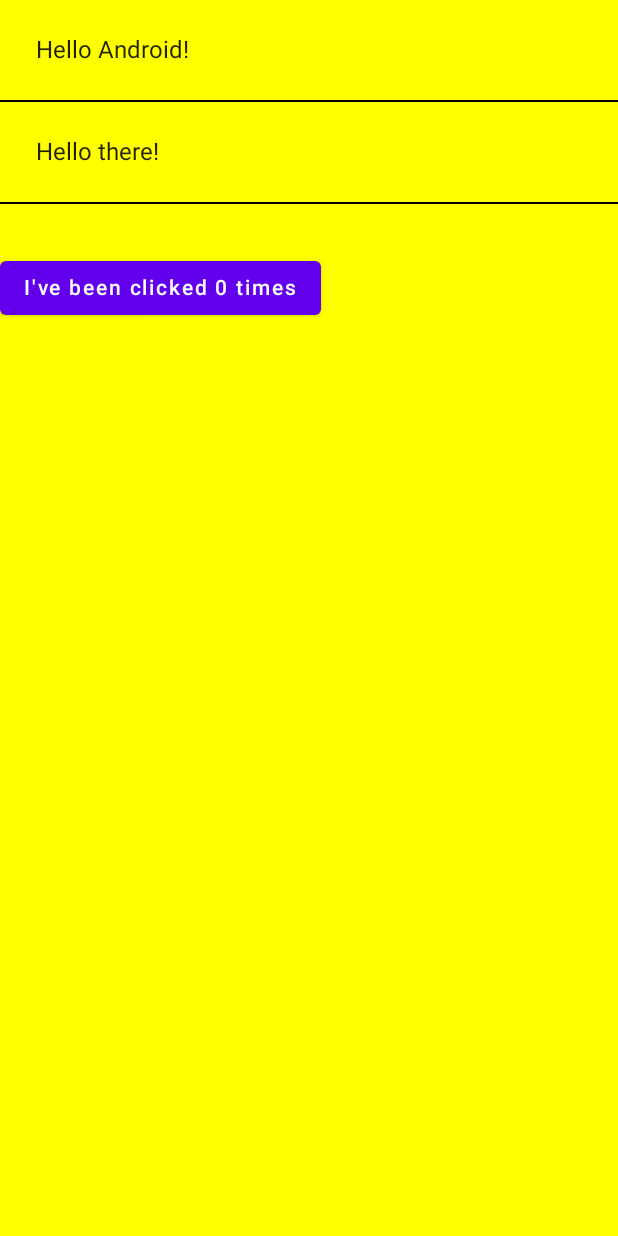
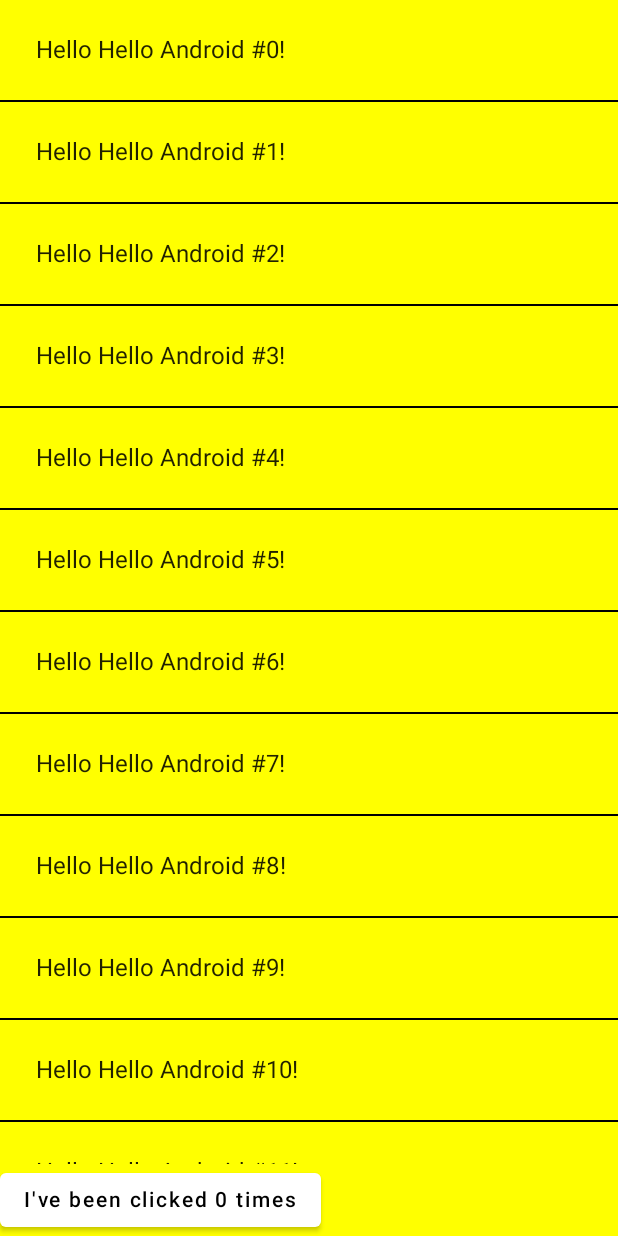
Before and after one commit to alaa13212/Android-Example-App, an Android app built with Jetpack Compose: the screen it shows after launch (MainActivity), on a phone screen of 412 x 824 dp. Run offline under Robolectric (Android 15) with nearby library versions, the phone set to English and light mode, and no system bars.

Commit message:
Added  Lazy List and dynamic button state

```diff
--- a/app/src/main/java/me/barrak/exampleapp/MainActivity.kt
+++ b/app/src/main/java/me/barrak/exampleapp/MainActivity.kt
@@ -6,10 +6,9 @@ import androidx.activity.compose.setContent
 import androidx.compose.foundation.layout.Column
 import androidx.compose.foundation.layout.fillMaxHeight
 import androidx.compose.foundation.layout.padding
-import androidx.compose.material.Button
-import androidx.compose.material.Divider
-import androidx.compose.material.Surface
-import androidx.compose.material.Text
+import androidx.compose.foundation.lazy.LazyColumn
+import androidx.compose.foundation.lazy.items
+import androidx.compose.material.*
 import androidx.compose.runtime.Composable
 import androidx.compose.runtime.mutableStateOf
 import androidx.compose.runtime.remember
@@ -33,24 +32,29 @@ class MainActivity : ComponentActivity() {
 @Composable
 fun MyApp(content: @Composable () -> Unit) {
     AndroidExampleAppTheme {
-        Surface(color = Color.Yellow, modifier = Modifier.fillMaxHeight()) {
+        Surface(color = Color.Yellow) {
             content()
         }
     }
 }
 
 @Composable
-fun MyScreenContent(names: List<String> = listOf("Android", "there")) {
+fun MyScreenContent(names: List<String> = List(1000) { "Hello Android #$it" }) {
     val counterState = remember { mutableStateOf(0) }
 
-    Column {
-        for (name in names) {
+    Column(modifier = Modifier.fillMaxHeight()) {
+        NameList(names = names, modifier = Modifier.weight(1f))
+        Counter(count = counterState.value, updateCount = { newCount -> counterState.value = newCount })
+    }
+}
+
+@Composable
+private fun NameList(names: List<String>, modifier: Modifier) {
+    LazyColumn(modifier = modifier) {
+        items (items = names) { name ->
             Greeting(name = name)
             Divider(color = Color.Black)
         }
-
-        Divider(color = Color.Transparent, thickness = 32.dp)
-        Counter(count = counterState.value, updateCount = { newCount -> counterState.value = newCount })
     }
 }
 
@@ -61,7 +65,12 @@ fun Greeting(name: String) {
 
 @Composable
 fun Counter(count: Int, updateCount: (Int) -> Unit) {
-    Button(onClick = { updateCount(count + 1) }) {
+    Button(
+        onClick = { updateCount(count + 1) },
+        colors = ButtonDefaults.buttonColors(
+            backgroundColor = if(count > 5) Color.Green else Color.White
+        )
+    ) {
         Text("I've been clicked $count times")
     }
 }
```
